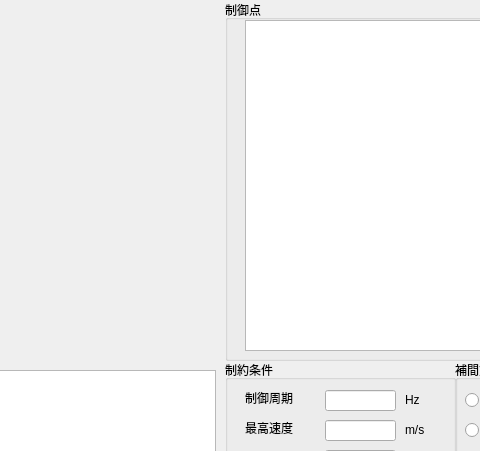
First picture: the form in trajectory_generator.ui, repository surpace0924/trajectory_generator, before the edit; both pictures show x 365 to 845 and y 0 to 451 of the 944 by 561 pixel window.
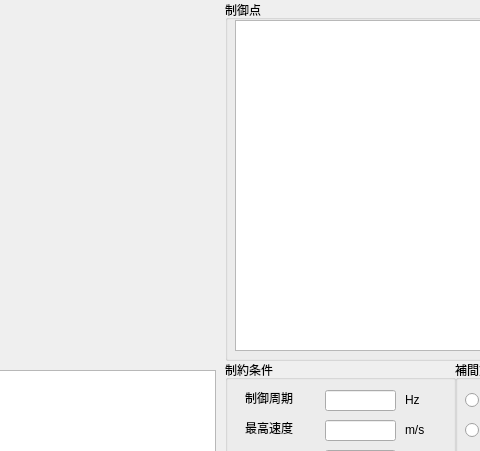
Second picture: the form after the edit.

Commit message: add: table読み込みのテスト

Diff of the .ui file:
```diff
--- a/trajectory_generator.ui
+++ b/trajectory_generator.ui
@@ -62,12 +62,12 @@
     <property name="title">
      <string>制御点</string>
     </property>
-    <widget class="QTableView" name="tableView">
+    <widget class="QTableWidget" name="tableWidget">
      <property name="geometry">
       <rect>
-       <x>20</x>
+       <x>10</x>
        <y>20</y>
-       <width>321</width>
+       <width>331</width>
        <height>331</height>
       </rect>
      </property>
```
Left out of the diff: 37 changed lines with no effect on the pictures. The commit also changes 5 other files.
